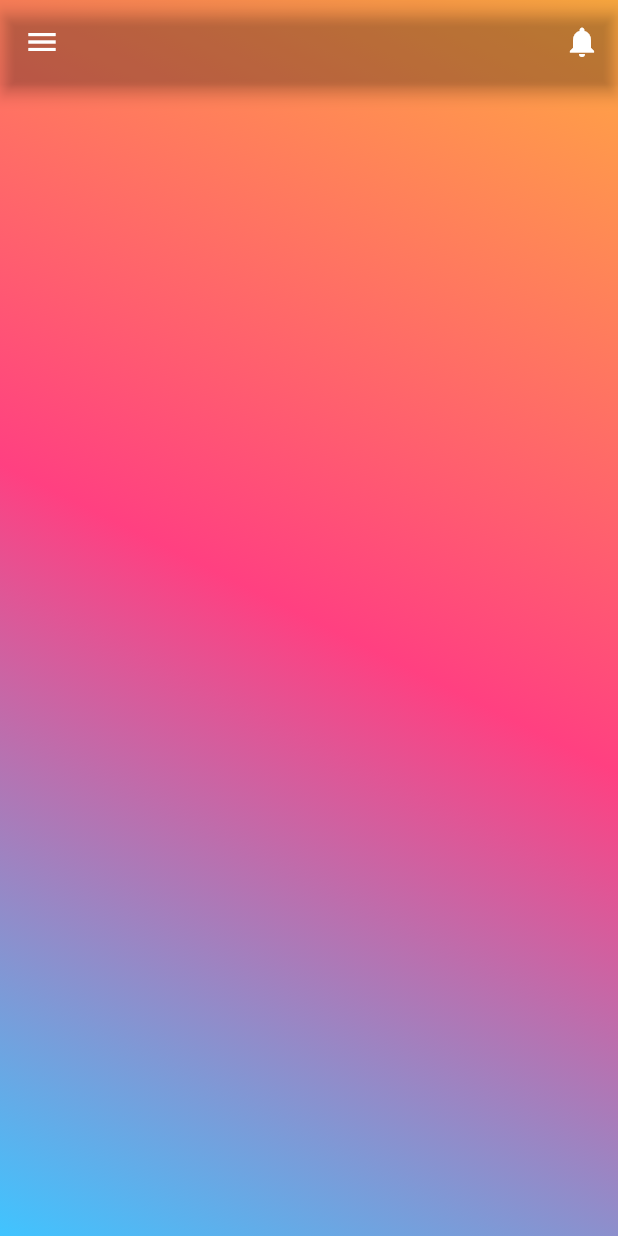
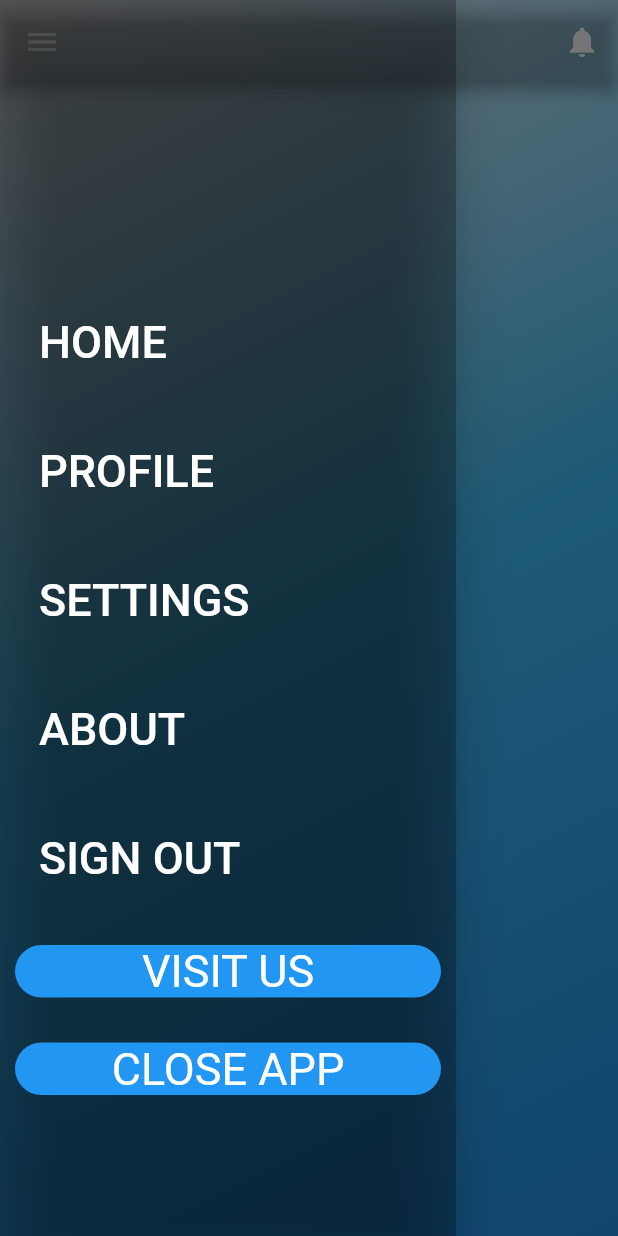
Before and after one commit to ManuelSena19/quizme, a Flutter app: the Homepage screen opened directly, with the side drawer open (before the commit the screen has no drawer), on a phone screen of 412 x 824 dp. Run offline on Flutter 3.47's test engine with Material 2 defaults, Android fonts, the light colour scheme and no system bars; our stand-ins replace cloud_firestore, firebase_auth, firebase_core, flutter_secure_storage; accounts and stored records are empty.

Commit message:
24/8/2022 commit

```diff
--- a/lib/homepage.dart
+++ b/lib/homepage.dart
@@ -1,3 +1,5 @@
+import 'package:cloud_firestore/cloud_firestore.dart';
+import 'package:firebase_auth/firebase_auth.dart';
 import 'package:flutter/material.dart';
 
 class Homepage extends StatefulWidget {
@@ -8,36 +10,124 @@ class Homepage extends StatefulWidget {
 }
 
 class _HomepageState extends State<Homepage> {
+
+
+  /*Stream<List<dynamic>> readUsers() => FirebaseFirestore.instance.
+  collection('users').snapshots().map((snapshot) =>
+      snapshot.docs.map((doc) => User.fromJson(doc.data())).toList());*/
+
   @override
   Widget build(BuildContext context) {
     return Container(
         decoration: const BoxDecoration(
             gradient: LinearGradient(
-                begin: Alignment.topRight,
-                end: Alignment.bottomLeft,
+                begin: Alignment.topLeft,
+                end: Alignment.bottomRight,
                 colors: [
-              Colors.orangeAccent,
-              Colors.pinkAccent,
-              Colors.lightBlueAccent
+              Colors.white,
+              Colors.lightBlueAccent,
+              Colors.blue
             ])),
         child: Scaffold(
           backgroundColor: Colors.transparent,
           appBar: AppBar(
             backgroundColor: Colors.transparent,
-            leading: IconButton(
-              icon: const Icon(Icons.menu),
-              onPressed: () {
-                //Side tray view
-              },
-            ),
             actions: [
               IconButton(
-                  onPressed: (){
+                  onPressed: () {
                     //notification view
                   },
-                  icon: const Icon(Icons.notifications)
-              )
+                  icon: const Icon(Icons.notifications))
             ],
+          ),
+          drawer: Drawer(
+            backgroundColor: Colors.black26,
+            child: ListView(
+              padding: const EdgeInsets.fromLTRB(10, 200, 10, 10),
+              children: <Widget>[
+                ListTile(
+                  title: const Text(
+                    'HOME',
+                    style: TextStyle(fontSize: 30),
+                  ),
+                  onTap: () {},
+                ),
+                Container(
+                  height: 30,
+                ),
+                ListTile(
+                  title: const Text(
+                    'PROFILE',
+                    style: TextStyle(fontSize: 30),
+                  ),
+                  onTap: () {},
+                ),
+                Container(
+                  height: 30,
+                ),
+                ListTile(
+                  title: const Text(
+                    'SETTINGS',
+                    style: TextStyle(fontSize: 30),
+                  ),
+                  onTap: () {},
+                ),
+                Container(
+                  height: 30,
+                ),
+                ListTile(
+                  title: const Text(
+                    'ABOUT',
+                    style: TextStyle(fontSize: 30),
+                  ),
+                  onTap: () {},
+                ),
+                Container(
+                  height: 30,
+                ),
+                ListTile(
+                  title: const Text(
+                    'SIGN OUT',
+                    style: TextStyle(fontSize: 30),
+                  ),
+                  onTap: () {},
+                ),
+                Container(
+                  height: 30,
+                ),
+                GestureDetector(
+                    onTap: () {},
+                    child: Container(
+                      width: 100,
+                      decoration: BoxDecoration(
+                        borderRadius: BorderRadius.circular(20),
+                        color: Colors.blue,
+                      ),
+                      child: const Text(
+                        'VISIT US',
+                        textAlign: TextAlign.center,
+                        style: TextStyle(fontSize: 30),
+                      ),
+                    )),
+                Container(
+                  height: 30,
+                ),
+                GestureDetector(
+                    onTap: () {},
+                    child: Container(
+                      width: 100,
+                      decoration: BoxDecoration(
+                        borderRadius: BorderRadius.circular(20),
+                        color: Colors.blue,
+                      ),
+                      child: const Text(
+                        'CLOSE APP',
+                        textAlign: TextAlign.center,
+                        style: TextStyle(fontSize: 30),
+                      ),
+                    )),
+              ],
+            ),
           ),
           body: Padding(
             padding: const EdgeInsets.all(10),
```
Also changed, not shown: lib/drawer_view.dart (added, +38 -0 lines), lib/login_view.dart (+21 -4 lines), lib/register_view.dart (+32 -23 lines), lib/services/storage.dart (added, +20 -0 lines), lib/utilities/show_error_dialog.dart (added, +21 -0 lines), pubspec.yaml (+6 -5 lines), images/user.jpg (added), pubspec.lock, 3 other files.
